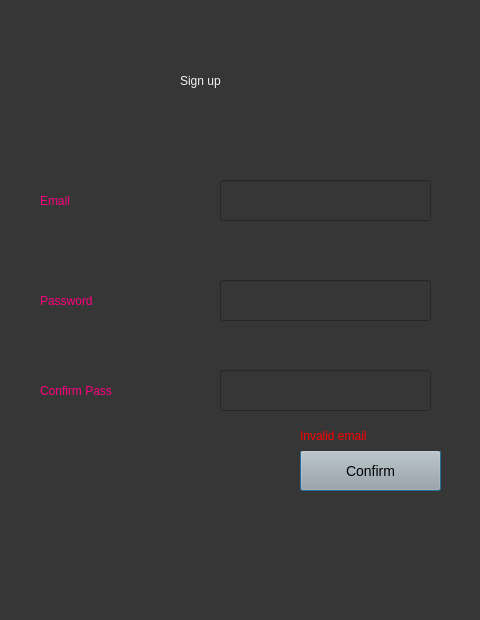
Before: the Qt Designer form createacc.ui in smorcor744/pyQT, drawn with Qt 5.
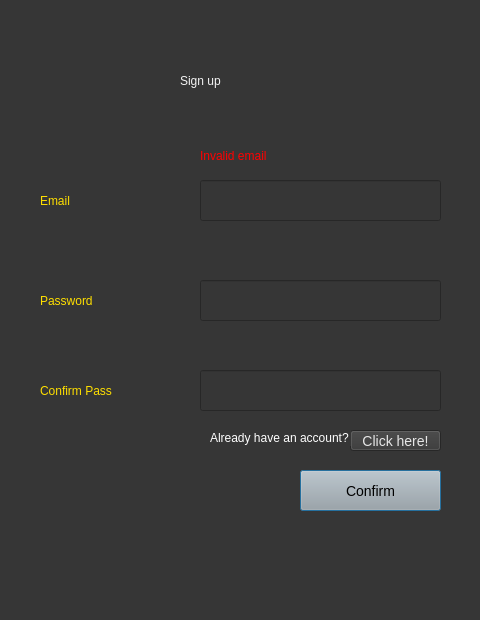
After: the same form once the commit is applied.

Commit message: Interfaz un poco mejor

The edit to the form file:
```diff
--- a/createacc.ui
+++ b/createacc.ui
@@ -43,7 +43,7 @@
    </property>
    <property name="styleSheet">
     <string notr="true">font: 15pt &quot;MS Shell Dlg 2&quot;;
-color: rgb(255, 0, 127);</string>
+color: rgb(255, 223, 0);</string>
    </property>
    <property name="text">
     <string>Email</string>
@@ -60,7 +60,7 @@
    </property>
    <property name="styleSheet">
     <string notr="true">font: 15pt &quot;MS Shell Dlg 2&quot;;
-color: rgb(255, 0, 127);</string>
+color: rgb(255, 223, 0);</string>
    </property>
    <property name="text">
     <string>Password</string>
@@ -69,12 +69,17 @@
   <widget class="QLineEdit" name="email">
    <property name="geometry">
     <rect>
-     <x>220</x>
+     <x>200</x>
      <y>180</y>
-     <width>211</width>
+     <width>241</width>
      <height>41</height>
     </rect>
    </property>
+   <property name="font">
+    <font>
+     <pointsize>12</pointsize>
+    </font>
+   </property>
    <property name="styleSheet">
     <string notr="true">email {
     background-color: black;  /* Color de fondo negro */
@@ -88,16 +93,24 @@
 }
 </string>
    </property>
+   <property name="text">
+    <string/>
+   </property>
   </widget>
   <widget class="QLineEdit" name="password">
    <property name="geometry">
     <rect>
-     <x>220</x>
+     <x>200</x>
      <y>280</y>
-     <width>211</width>
+     <width>241</width>
      <height>41</height>
     </rect>
    </property>
+   <property name="font">
+    <font>
+     <pointsize>12</pointsize>
+    </font>
+   </property>
    <property name="styleSheet">
     <string notr="true">password {
     background-color: black;  /* Color de fondo negro */
@@ -116,7 +129,7 @@
    <property name="geometry">
     <rect>
      <x>300</x>
-     <y>450</y>
+     <y>470</y>
      <width>141</width>
      <height>41</height>
     </rect>
@@ -139,7 +152,7 @@
    </property>
    <property name="styleSheet">
     <string notr="true">font: 15pt &quot;MS Shell Dlg 2&quot;;
-color: rgb(255, 0, 127);</string>
+color: rgb(255, 223, 0);</string>
    </property>
    <property name="text">
     <string>Confirm Pass</string>
@@ -148,12 +161,17 @@
   <widget class="QLineEdit" name="confirmpass">
    <property name="geometry">
     <rect>
-     <x>220</x>
+     <x>200</x>
      <y>370</y>
-     <width>211</width>
+     <width>241</width>
      <height>41</height>
     </rect>
    </property>
+   <property name="font">
+    <font>
+     <pointsize>12</pointsize>
+    </font>
+   </property>
    <property name="styleSheet">
     <string notr="true">confirmpass {
     background-color: black;  /* Color de fondo negro */
@@ -174,8 +192,8 @@
   <widget class="QLabel" name="invalid">
    <property name="geometry">
     <rect>
-     <x>300</x>
-     <y>420</y>
+     <x>200</x>
+     <y>140</y>
      <width>141</width>
      <height>31</height>
     </rect>
@@ -188,6 +206,38 @@
     <string>Invalid email</string>
    </property>
   </widget>
+  <widget class="QPushButton" name="login">
+   <property name="geometry">
+    <rect>
+     <x>350</x>
+     <y>430</y>
+     <width>91</width>
+     <height>21</height>
+    </rect>
+   </property>
+   <property name="styleSheet">
+    <string notr="true">background-color:#363636; font-size:14px; color: rgb(230, 230, 230)</string>
+   </property>
+   <property name="text">
+    <string>Click here!</string>
+   </property>
+  </widget>
+  <widget class="QLabel" name="label_5">
+   <property name="geometry">
+    <rect>
+     <x>210</x>
+     <y>430</y>
+     <width>141</width>
+     <height>16</height>
+    </rect>
+   </property>
+   <property name="styleSheet">
+    <string notr="true">color:rgb(255, 255, 255)</string>
+   </property>
+   <property name="text">
+    <string>Already have an account? </string>
+   </property>
+  </widget>
  </widget>
  <resources/>
  <connections/>
```
Left out of the diff: 2 changed lines with no effect on the pictures. The commit also changes 4 other files.
